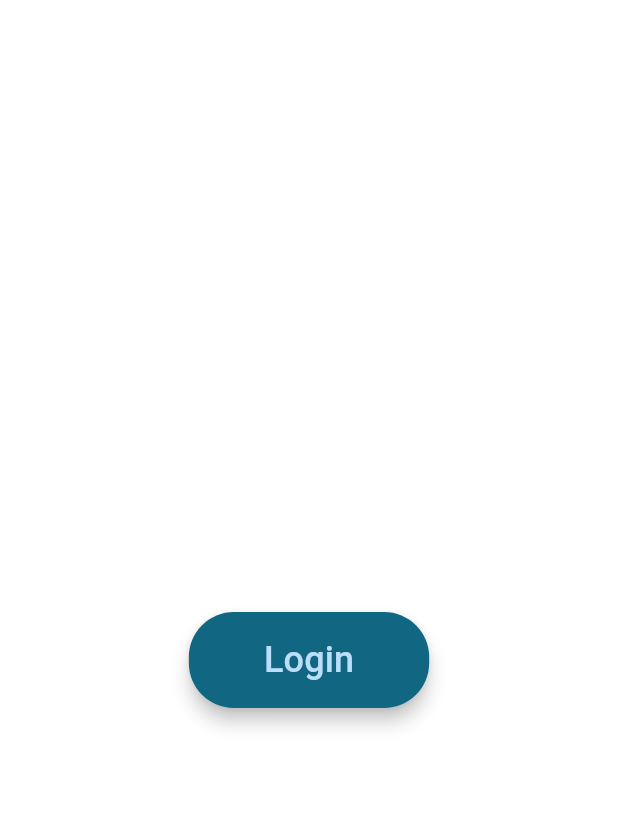
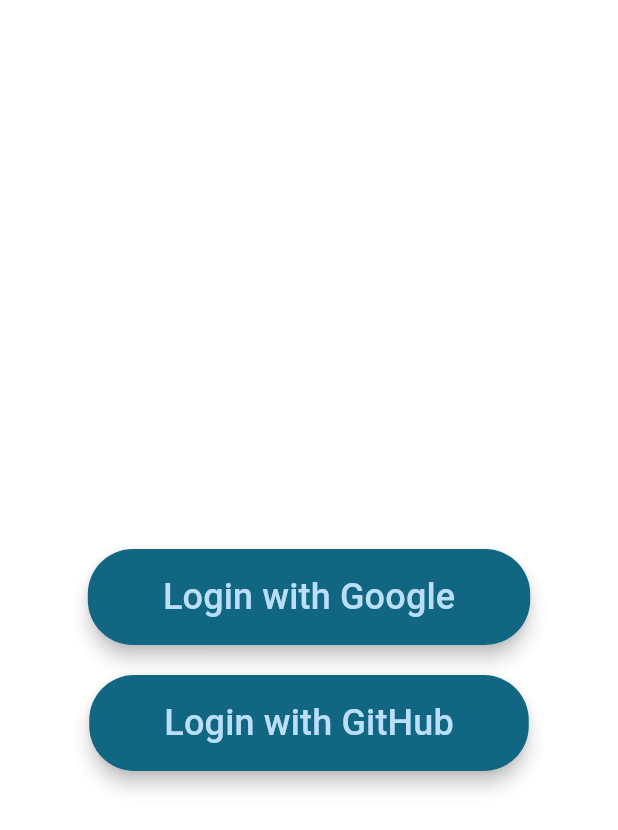
Before and after one commit to BenJ3D/mobile_04, a Flutter app: the screen it shows after launch, on a phone screen of 412 x 824 dp. Shown: the top 830 px of the screen. Run offline on Flutter 3.47's test engine with Material 3 defaults, Android fonts, the phone set to English and light mode, and no system bars; our stand-ins replace firebase_auth, firebase_core, firebase_database, flutter_dotenv, google_sign_in; missing offline and left inert: github_sign_in; accounts and stored records are empty.

Commit message:
Add github login + .env tempate.env

```diff
--- a/diaryapp/lib/main.dart
+++ b/diaryapp/lib/main.dart
@@ -2,12 +2,15 @@ import 'package:flutter/material.dart';
 import 'package:firebase_core/firebase_core.dart';
 import 'package:firebase_auth/firebase_auth.dart';
 import 'package:google_sign_in/google_sign_in.dart';
+import 'package:github_sign_in/github_sign_in.dart';
+import 'package:flutter_dotenv/flutter_dotenv.dart';
 
 import 'DiaryPage.dart';
 import 'firebase_options.dart';
 
 void main() async {
   WidgetsFlutterBinding.ensureInitialized();
+  await dotenv.load(fileName: ".env"); // Chargez les variables d'environnement
   await Firebase.initializeApp(
     options: DefaultFirebaseOptions.currentPlatform,
   );
@@ -44,7 +47,7 @@ class AuthWrapper extends StatelessWidget {
       stream: FirebaseAuth.instance.userChanges(),
       builder: (context, snapshot) {
         if (snapshot.connectionState == ConnectionState.waiting) {
-          return const CircularProgressIndicator(); // ou un écran de chargement
+          return const CircularProgressIndicator();
         }
 
         if (snapshot.hasData) {
@@ -72,7 +75,10 @@ class LoginPage extends StatelessWidget {
         ),
       ),
       body: Center(
-        child: ElevatedButton(
+        child: Column(
+          mainAxisAlignment: MainAxisAlignment.center,
+          children: [
+            ElevatedButton(
               onPressed: () async {
                 User? user = await signInWithGoogle();
                 if (user != null) {
@@ -82,16 +88,42 @@ class LoginPage extends StatelessWidget {
               style: ElevatedButton.styleFrom(
                 foregroundColor: Theme.of(context).primaryColorLight,
                 backgroundColor: Theme.of(context).primaryColor,
-            padding: const EdgeInsets.symmetric(horizontal: 50, vertical: 15),
+                padding:
+                    const EdgeInsets.symmetric(horizontal: 50, vertical: 15),
                 shape: RoundedRectangleBorder(
                   borderRadius: BorderRadius.circular(30),
                 ),
                 elevation: 5,
               ),
               child: const Text(
-            'Login',
+                'Login with Google',
                 style: TextStyle(fontSize: 24),
               ),
+            ),
+            const SizedBox(height: 20),
+            ElevatedButton(
+              onPressed: () async {
+                User? user = await signInWithGitHub(context);
+                if (user != null) {
+                  Navigator.pushReplacementNamed(context, '/diary');
+                }
+              },
+              style: ElevatedButton.styleFrom(
+                foregroundColor: Theme.of(context).primaryColorLight,
+                backgroundColor: Theme.of(context).primaryColor,
+                padding:
+                    const EdgeInsets.symmetric(horizontal: 50, vertical: 15),
+                shape: RoundedRectangleBorder(
+                  borderRadius: BorderRadius.circular(30),
+                ),
+                elevation: 5,
+              ),
+              child: const Text(
+                'Login with GitHub',
+                style: TextStyle(fontSize: 24),
+              ),
+            ),
+          ],
         ),
       ),
     );
@@ -114,4 +146,36 @@ class LoginPage extends StatelessWidget {
         await FirebaseAuth.instance.signInWithCredential(credential);
     return userCredential.user;
   }
+
+  Future<User?> signInWithGitHub(BuildContext context) async {
+    try {
+      // Create a GitHubSignIn instance
+      final GitHubSignIn gitHubSignIn = GitHubSignIn(
+        clientId: dotenv.env['GITHUB_CLIENT_ID']!,
+        clientSecret: dotenv.env['GITHUB_CLIENT_SECRET']!,
+        redirectUrl: dotenv.env['GITHUB_REDIRECT_URL']!,
+      );
+
+      // Trigger the sign-in flow
+      final result = await gitHubSignIn.signIn(context);
+
+      if (result.status == GitHubSignInResultStatus.ok) {
+        // Create a credential from the access token
+        final githubAuthCredential =
+            GithubAuthProvider.credential(result.token!);
+
+        // Sign in to Firebase with the GitHub credential
+        final UserCredential userCredential = await FirebaseAuth.instance
+            .signInWithCredential(githubAuthCredential);
+        return userCredential.user;
       }
+    } catch (e) {
+      print('Erreur lors de l\'authentification GitHub: $e');
+      // Affichez un message d'erreur à l'utilisateur
+      ScaffoldMessenger.of(context).showSnackBar(
+        SnackBar(content: Text('Erreur d\'authentification: $e')),
+      );
+    }
+    return null;
+  }
+}
```
Also changed, not shown: diaryapp/pubspec.yaml (+11 -5 lines), diaryapp/pubspec.lock, diaryapp/template.env (added), 4 other files. Lines whose indentation alone changed are shown as unchanged.
